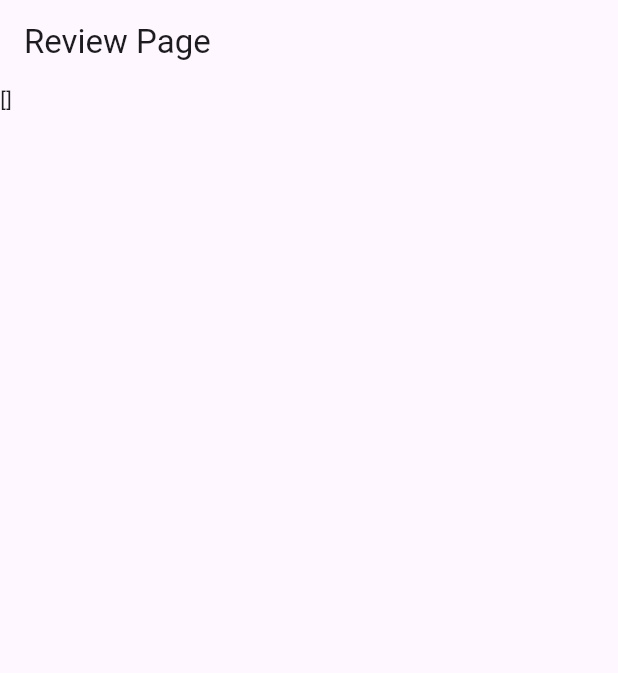
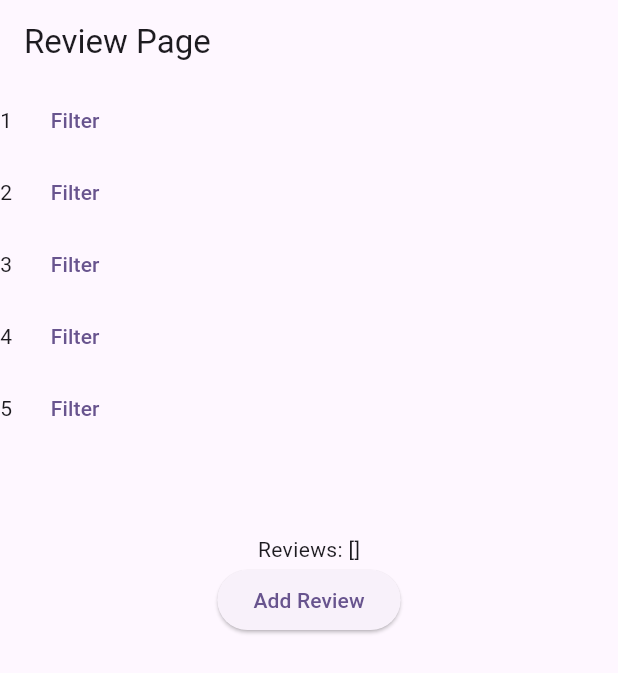
Before and after one commit to YuneshShrestha/ShoeApp, a Flutter app: the screen it shows after launch, on a phone screen of 412 x 824 dp. Shown: the top 673 px of the screen. Run offline on Flutter 3.47's test engine with Material 3 defaults, Android fonts, the phone set to English and light mode, and no system bars; our stand-ins replace bloc, dartz, dio, equatable, firebase_auth, firebase_core and 3 more; accounts and stored records are empty; generated files the repository leaves out were written again.

```diff
--- a/lib/features/review/presentation/bloc/review_event.dart
+++ b/lib/features/review/presentation/bloc/review_event.dart
@@ -21,11 +21,11 @@ class PostReviewsEvent extends ReviewEvent {
     required this.rating,
     required this.review,
     required this.ratingId,
-    required this.userId,
+
   });
   final String productId;
   final int rating;
   final String review;
   final String ratingId;
-  final String userId;
+
 }
--- a/lib/features/review/presentation/bloc/review_state.dart
+++ b/lib/features/review/presentation/bloc/review_state.dart
@@ -11,7 +11,10 @@ sealed class ReviewState extends Equatable {
 final class ReviewBlocInitial extends ReviewState {
   const ReviewBlocInitial();
 }
-
+// Ananymous class
+final class AnonymousSignIn extends ReviewState {
+  const AnonymousSignIn();
+}
 // Getting Review states
 
 final class GetReviewInitial extends ReviewState {
--- a/lib/features/review/presentation/view/review_page.dart
+++ b/lib/features/review/presentation/view/review_page.dart
@@ -1,5 +1,6 @@
 import 'package:flutter/material.dart';
 import 'package:flutter_bloc/flutter_bloc.dart';
+import 'package:shoe_shop_app/features/review/domain/entities/rating.dart';
 import 'package:shoe_shop_app/features/review/presentation/bloc/review_bloc.dart';
 
 class ReviewPage extends StatefulWidget {
@@ -25,6 +26,17 @@ class _ReviewPageState extends State<ReviewPage> {
     context.read<ReviewBloc>().add(GetReviewsEvent(id));
   }
 
+  List<Rating> ratings = [];
+  List<Rating> getFilterRating(int? rating) {
+    if (rating == null) {
+      return ratings;
+    } else {
+      return ratings.where((element) => element.rating == rating).toList();
+    }
+  }
+
+  int? starCount;
+
   @override
   Widget build(BuildContext context) {
     return BlocConsumer<ReviewBloc, ReviewState>(
@@ -33,6 +45,23 @@ class _ReviewPageState extends State<ReviewPage> {
           ScaffoldMessenger.of(context).showSnackBar(
             SnackBar(
               content: Text(state.message),
+            ),
+          );
+        }
+        if (state is GetReviewLoaded) {
+          ratings = state.reviews;
+        }
+        if (state is AnonymousSignIn) {
+          ScaffoldMessenger.of(context).showSnackBar(
+            const SnackBar(
+              content: Text('Anonymous Sign In'),
+            ),
+          );
+        }
+        if (state is PostReviewSuccess) {
+          ScaffoldMessenger.of(context).showSnackBar(
+            const SnackBar(
+              content: Text('Review Added Successfully.'),
             ),
           );
         }
@@ -47,8 +76,48 @@ class _ReviewPageState extends State<ReviewPage> {
                   child: CircularProgressIndicator(),
                 )
               : state is GetReviewLoaded
-                  ? Text(
-                      state.reviews.toString(),
+                  ? Column(
+                      children: [
+                        // Filter Rating
+                        SizedBox(
+                          height: 300,
+                          child: ListView.builder(
+                              itemCount: 5,
+                              itemBuilder: (context, index) {
+                                return Row(
+                                  children: [
+                                    Text('${index + 1}'),
+                                    const SizedBox(width: 10),
+                                    TextButton(
+                                      onPressed: () {
+                                        setState(() {
+                                          starCount = index + 1;
+                                        });
+                                      },
+                                      child: const Text('Filter'),
+                                    ),
+                                  ],
+                                );
+                              }),
+                        ),
+
+                        Text('Reviews: ${getFilterRating(starCount)}'),
+
+                        ElevatedButton(
+                          onPressed: () {
+                            context.read<ReviewBloc>().add(
+                                  PostReviewsEvent(
+                                    productId: '2',
+                                    rating: 5,
+                                    review: 'Good',
+                                    ratingId: DateTime.now().toString(),
+                                  ),
+                                );
+                            getReviews('1');
+                          },
+                          child: const Text('Add Review'),
+                        ),
+                      ],
                     )
                   : const SizedBox.shrink(),
         );
--- a/pubspec.yaml
+++ b/pubspec.yaml
@@ -45,6 +45,7 @@ dependencies:
   get_it: ^7.7.0
   bloc_test: ^9.1.7
   dio: ^5.4.3+1
+  firebase_auth: ^4.20.0
 
 dev_dependencies:
   flutter_test:
```
Also changed, not shown: lib/core/utils/auth.dart (added, +24 -0 lines), lib/features/review/presentation/bloc/review_bloc.dart (+12 -1 lines), pubspec.lock, 3 other files.
